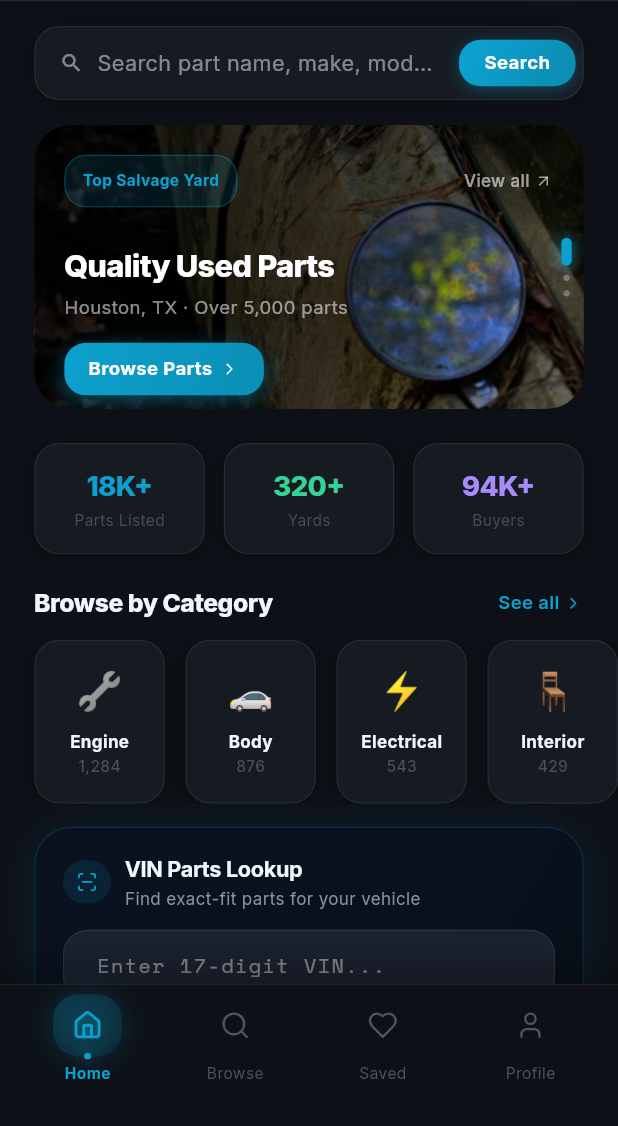
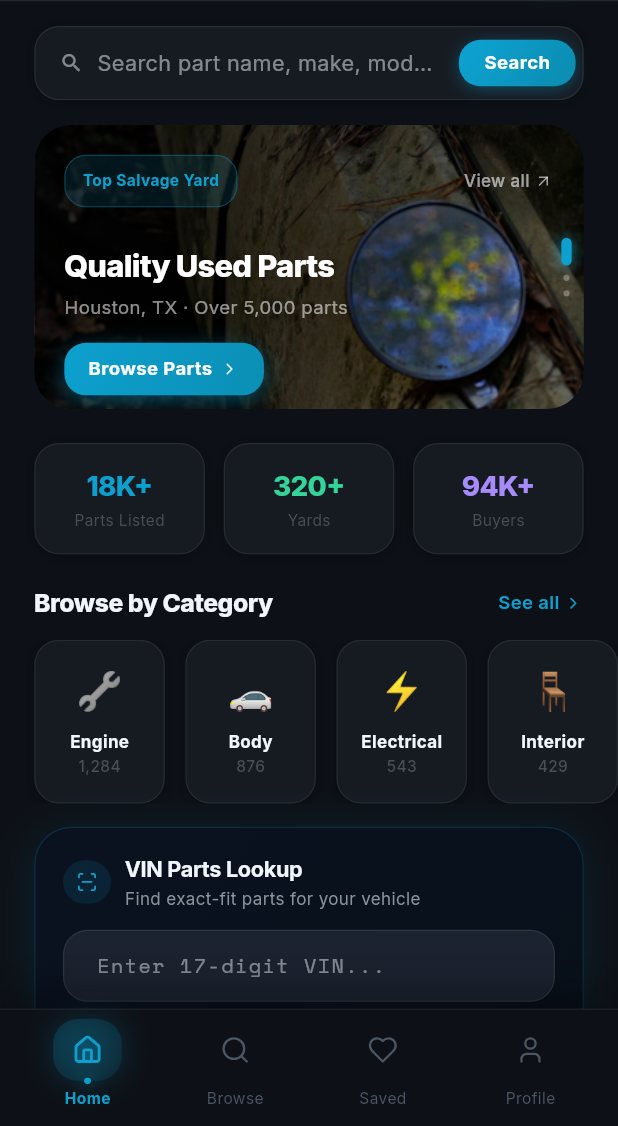
Before and after one commit to WaterMarcDev/auto-hub-app, a Flutter app: the MainShell screen opened by its route, on a phone screen of 412 x 824 dp, the part 110-1236 px from its top. Run offline on Flutter 3.47's test engine with Material 3 defaults, Android fonts, the phone set to English and light mode, and no system bars; our stand-ins replace dio, equatable, flutter_bloc, flutter_dotenv, flutter_screenutil, flutter_svg and 7 more; statements that could not run were skipped.

Commit message:
fix(navbar): adjust height of navigation bar and buttons for improved layout

```diff
--- a/lib/core/shell/main_shell.dart
+++ b/lib/core/shell/main_shell.dart
@@ -51,7 +51,7 @@ class _MainShellState extends State<MainShell> {
 
   Widget _buildNavBar() {
     return Container(
-      height: 92.h,
+      height: 76.h,
       decoration: const BoxDecoration(
         color: Color(0xFF0D1117),
         border: Border(
@@ -91,7 +91,7 @@ class _MainShellState extends State<MainShell> {
       behavior: HitTestBehavior.opaque,
       child: SizedBox(
         width: 72.w,
-        height: 72.h,
+        height: 66.h,
         child: Column(
           children: [
             SizedBox(height: 6.h),
```
